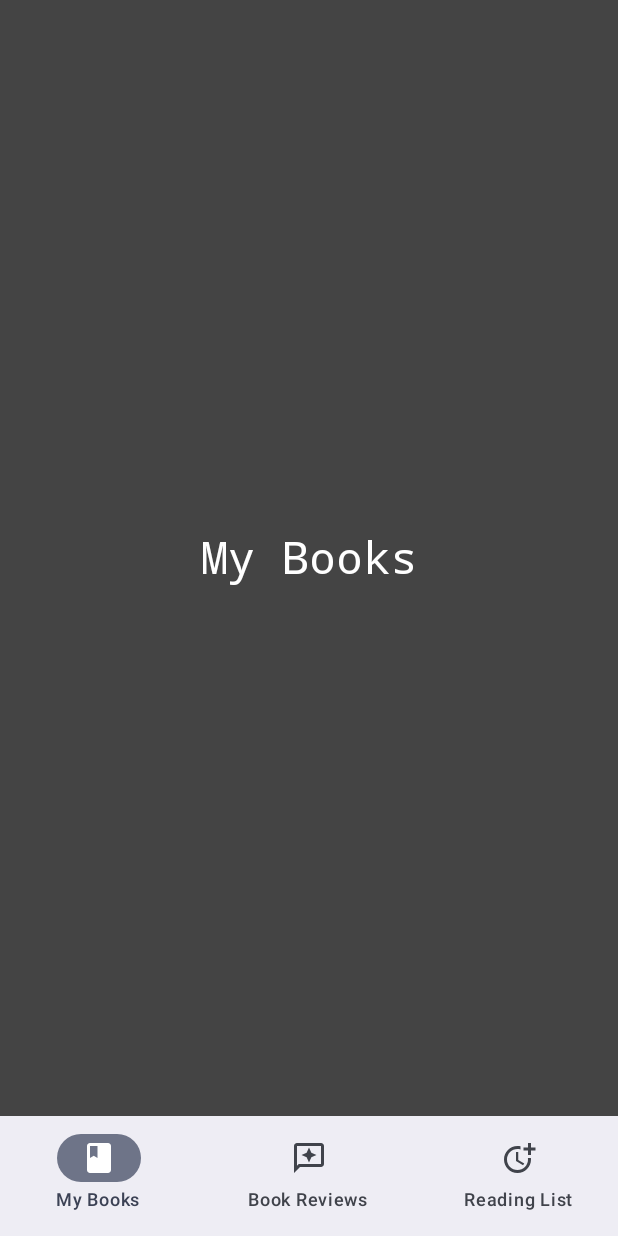
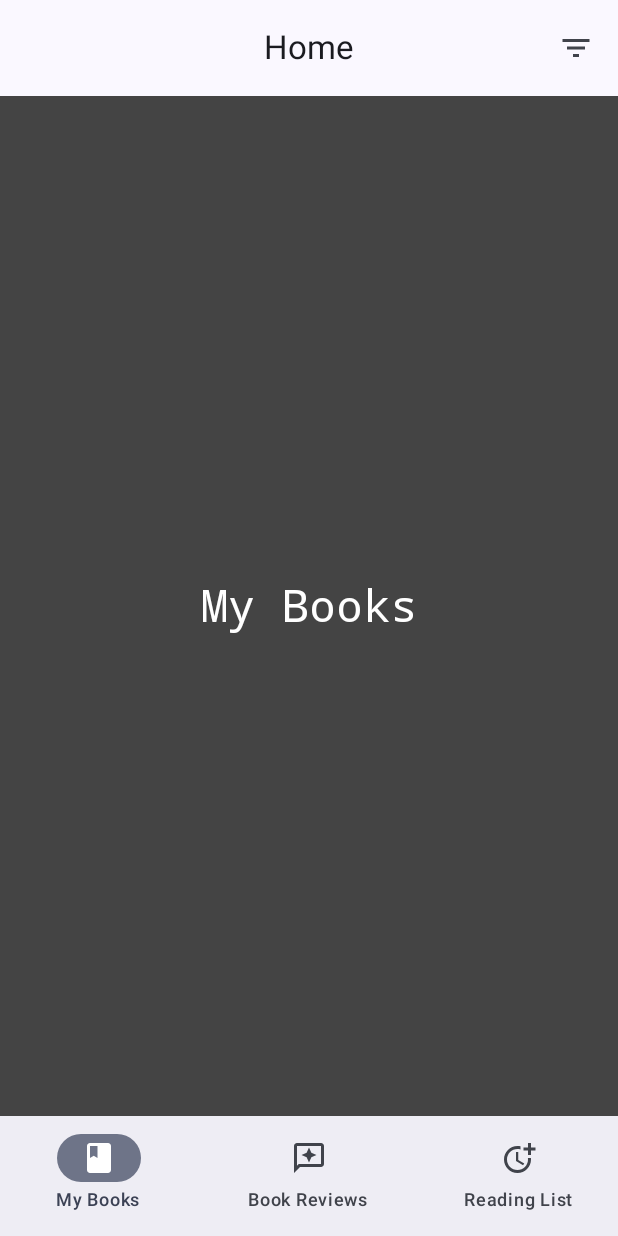
Before and after one commit to devrath/DroidDbStorage, an Android app built with Jetpack Compose: the screen it shows after launch (HomeActivity), on a phone screen of 412 x 824 dp. Run offline under Robolectric (Android 15) with nearby library versions, the phone set to English and light mode, and no system bars; our stand-ins replace Dagger/Hilt's generated code; 1 statement that could not run was skipped.

Commit message:
Added top App bar

```diff
--- a/Modules/RoomDbCode/compose-application/app/src/main/java/com/istudio/code/ui/modules/home/screens/ScreenHomeContainer.kt
+++ b/Modules/RoomDbCode/compose-application/app/src/main/java/com/istudio/code/ui/modules/home/screens/ScreenHomeContainer.kt
@@ -3,24 +3,36 @@ package com.istudio.code.ui.modules.home.screens
 import androidx.compose.foundation.layout.Column
 import androidx.compose.foundation.layout.fillMaxSize
 import androidx.compose.foundation.layout.padding
+import androidx.compose.material.icons.Icons
+import androidx.compose.material.icons.filled.FilterList
+import androidx.compose.material3.CenterAlignedTopAppBar
 import androidx.compose.material3.ExperimentalMaterial3Api
 import androidx.compose.material3.Icon
+import androidx.compose.material3.IconButton
 import androidx.compose.material3.NavigationBar
 import androidx.compose.material3.NavigationBarItem
 import androidx.compose.material3.Scaffold
+import androidx.compose.material3.SnackbarDuration
+import androidx.compose.material3.SnackbarHostState
 import androidx.compose.material3.Text
+import androidx.compose.material3.TopAppBar
+import androidx.compose.material3.TopAppBarDefaults
 import androidx.compose.runtime.Composable
 import androidx.compose.runtime.getValue
 import androidx.compose.runtime.mutableIntStateOf
 import androidx.compose.runtime.mutableStateListOf
 import androidx.compose.runtime.remember
+import androidx.compose.runtime.rememberCoroutineScope
 import androidx.compose.runtime.saveable.rememberSaveable
 import androidx.compose.runtime.setValue
 import androidx.compose.ui.Modifier
+import androidx.compose.ui.input.nestedscroll.nestedScroll
 import androidx.navigation.compose.rememberNavController
 import com.istudio.code.ui.modules.home.navigation.HomeModuleNavGraph
 import com.istudio.code.ui.modules.home.navigation.HomeNavItem
+import kotlinx.coroutines.launch
 
+@OptIn(ExperimentalMaterial3Api::class)
 @Composable
 fun HomeContainer(modifier: Modifier = Modifier) {
 
@@ -33,12 +45,37 @@ fun HomeContainer(modifier: Modifier = Modifier) {
         )
     }
 
+    // Scroll behaviour
+    val scrollBehaviour = TopAppBarDefaults.pinnedScrollBehavior()
     // The state "rememberSavable" helps to save the state in configuration changes, We can save in viewmodel also
     var selectedItemIndex by rememberSaveable { mutableIntStateOf(0) }
     // Keeping track of navigation
     val navController = rememberNavController();
+
+
     // Scaffold: it contains bottom navigation bar and a NavHost(Contains all screens) for each screen
     Scaffold(
+        modifier = Modifier
+            .fillMaxSize()
+            .nestedScroll(scrollBehaviour.nestedScrollConnection),
+        topBar = {
+            CenterAlignedTopAppBar(
+                title = {
+                    Text(text = "Home")
+                },
+                actions = {
+                    IconButton(onClick = {
+
+                    }) {
+                        Icon(
+                            imageVector = Icons.Default.FilterList,
+                            contentDescription = "Filter"
+                        )
+                    }
+                },
+                scrollBehavior = scrollBehaviour
+            )
+        },
         bottomBar = {
             NavigationBar {
                 navItems.forEachIndexed { index, item ->
```
